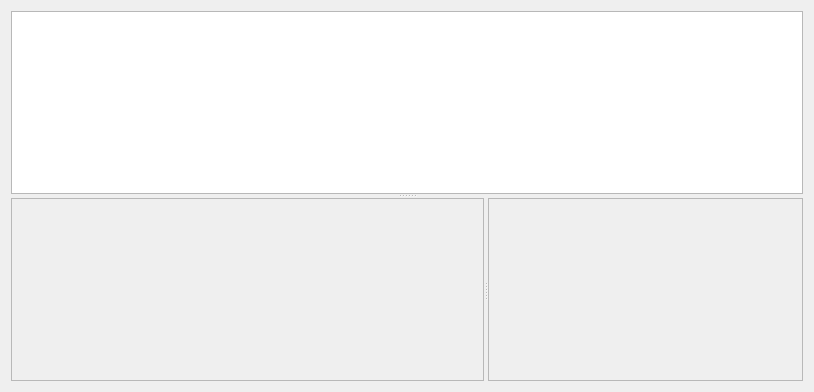
First picture: the form in vcs/widgets/vcseventwidget.ui, repository KDE/kdevelop, before the edit.
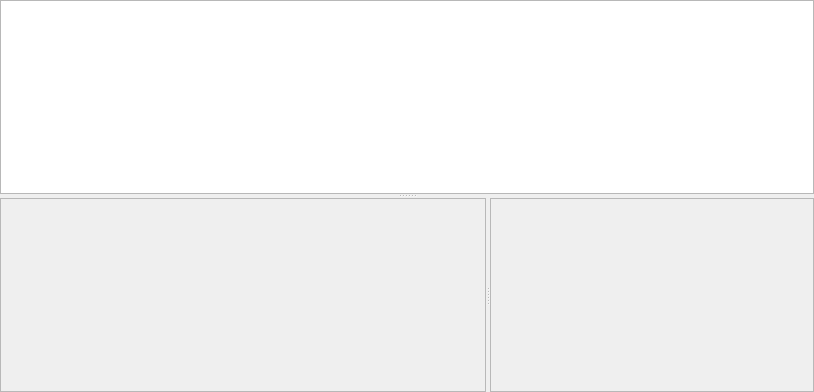
Second picture: the form after the edit.

Commit message: Remove additional margins in some VCS-related UI

The edit to the form file:
```diff
--- a/vcs/widgets/vcseventwidget.ui
+++ b/vcs/widgets/vcseventwidget.ui
@@ -20,6 +20,18 @@
    <string>Logview</string>
   </property>
   <layout class="QHBoxLayout" name="horizontalLayout">
+   <property name="leftMargin">
+    <number>0</number>
+   </property>
+   <property name="topMargin">
+    <number>0</number>
+   </property>
+   <property name="rightMargin">
+    <number>0</number>
+   </property>
+   <property name="bottomMargin">
+    <number>0</number>
+   </property>
    <item>
     <widget class="QSplitter" name="splitter_2">
      <property name="orientation">
```
The commit also changes 4 other files.
